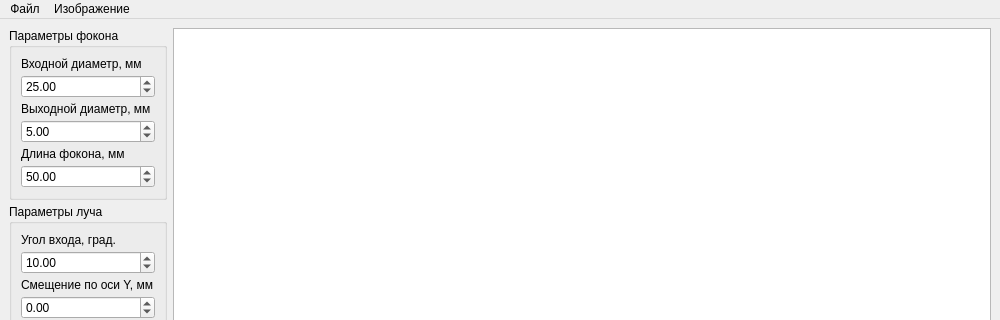
The window that mainwindow.ui (cool-palace/Focon) describes before a commit, drawn with Qt 5; both pictures show x 0 to 1000 and y 0 to 320 of the 1000 by 770 pixel window.
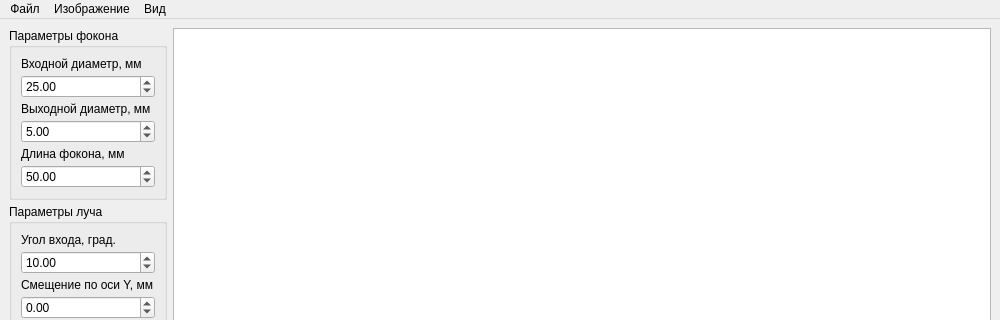
The same window after the commit.

Commit message: Added night theme and theme changing function

Diff of the .ui file:
```diff
--- a/mainwindow.ui
+++ b/mainwindow.ui
@@ -7,7 +7,7 @@
     <x>0</x>
     <y>0</y>
     <width>1000</width>
-    <height>756</height>
+    <height>762</height>
    </rect>
   </property>
   <property name="windowTitle">
@@ -440,8 +440,15 @@
     </property>
     <addaction name="save_image"/>
    </widget>
+   <widget class="QMenu" name="menu_3">
+    <property name="title">
+     <string>Вид</string>
+    </property>
+    <addaction name="night_mode"/>
+   </widget>
    <addaction name="menu"/>
    <addaction name="menu_2"/>
+   <addaction name="menu_3"/>
   </widget>
   <action name="load">
    <property name="text">
```
Left out of the diff: 25 changed lines with no effect on the pictures. The commit also changes 2 other files.
